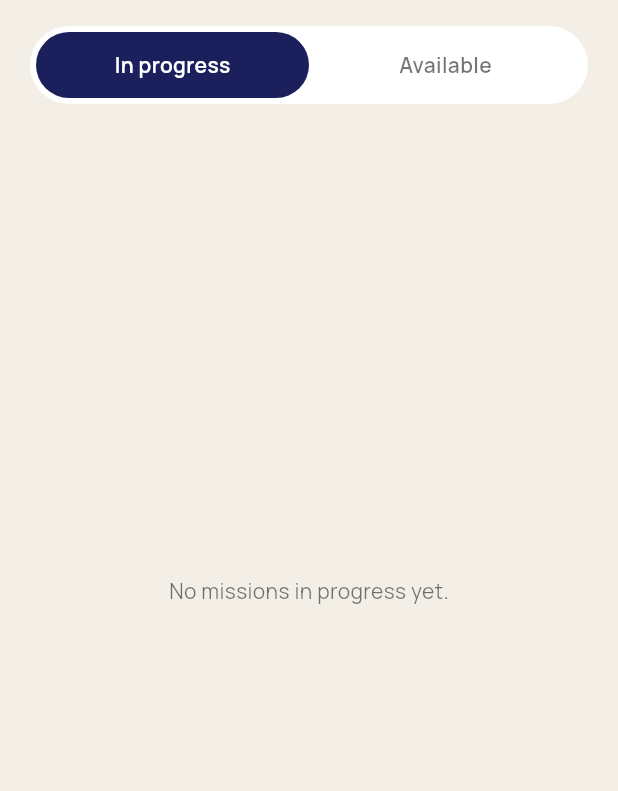
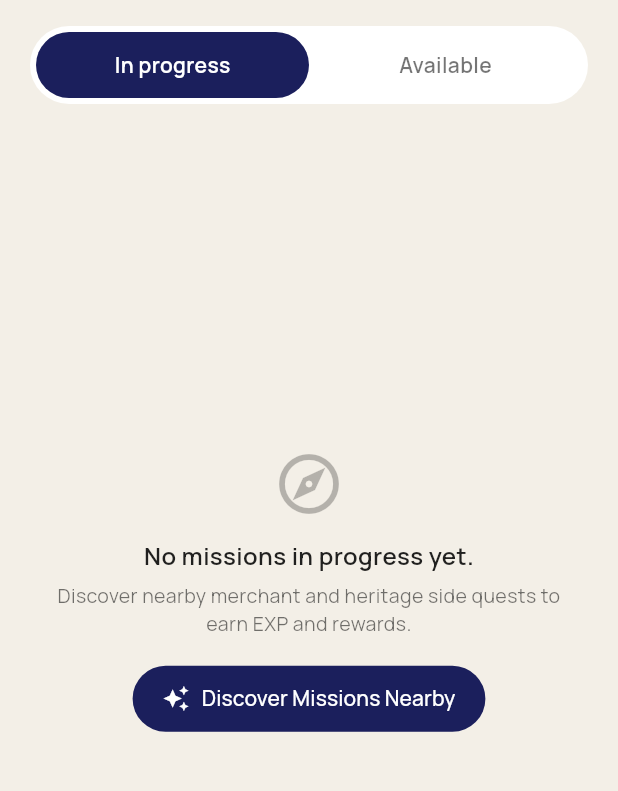
Before and after one commit to zdklin1005/collab, a Flutter app: the MissionListScreen screen opened directly with empty values, on a phone screen of 412 x 824 dp, the part 181-972 px from its top. Run offline on Flutter 3.47's test engine with Material 3 defaults, Android fonts, the phone set to English and light mode, and no system bars; our stand-ins replace cloud_firestore, firebase_auth, firebase_core, flutter_compass, flutter_map, flutter_svg and 7 more; missing offline and left inert: google_mlkit_image_labeling, google_mlkit_text_recognition; accounts and stored records are empty.

Commit message:
ensure mission page linkage and dynamic live count from firestore

```diff
--- a/lib/screens/mission_list_screen.dart
+++ b/lib/screens/mission_list_screen.dart
@@ -1,5 +1,6 @@
 import 'package:flutter/material.dart';
 import 'package:image_picker/image_picker.dart';
+import '../services/device_location_service.dart';
 import '../services/mission_service.dart';
 
 /// "My Missions — Explore & earn" screen.
@@ -13,13 +14,6 @@ import '../services/mission_service.dart';
 ///   it shows an empty state with a "Refresh nearby area" button that
 ///   calls [MissionService.generateDailyMissions] and any new missions
 ///   then appear under "In progress".
-///
-/// ASSUMPTION: this screen expects the tourist's current position to be
-/// passed in from wherever location already flows in the app (likely the
-/// Interactive Map module / a shared location provider) — it does not
-/// fetch GPS itself. If there's already a shared bottom navigation shell
-/// in `tourist_screens.dart`, use `body:` from this widget directly
-/// instead of the whole `Scaffold` (see [MissionListView] below).
 class MissionListScreen extends StatefulWidget {
   const MissionListScreen({
     super.key,
@@ -37,6 +31,29 @@ class MissionListScreen extends StatefulWidget {
 }
 
 class _MissionListScreenState extends State<MissionListScreen> {
+  late double _lat;
+  late double _lng;
+
+  @override
+  void initState() {
+    super.initState();
+    _lat = widget.currentLat;
+    _lng = widget.currentLng;
+    _refreshLocation();
+  }
+
+  Future<void> _refreshLocation() async {
+    try {
+      final pos = await DeviceLocationService.instance.getCurrentPosition();
+      if (mounted) {
+        setState(() {
+          _lat = pos.latitude;
+          _lng = pos.longitude;
+        });
+      }
+    } catch (_) {}
+  }
+
   @override
   Widget build(BuildContext context) {
     final canPop = Navigator.canPop(context);
@@ -60,8 +77,8 @@ class _MissionListScreenState extends State<MissionListScreen> {
       body: SafeArea(
         child: MissionListView(
           uid: widget.uid,
-          currentLat: widget.currentLat,
-          currentLng: widget.currentLng,
+          currentLat: _lat,
+          currentLng: _lng,
         ),
       ),
     );
@@ -230,6 +247,7 @@ class _MissionListViewState extends State<MissionListView> {
             currentLat: widget.currentLat,
             currentLng: widget.currentLng,
             onCompletePressed: _completing ? null : _completeCheckpoint,
+            onDiscoverPressed: _refreshNearbyArea,
           )
               : _AvailableEmptyState(
             refreshing: _refreshing,
@@ -298,12 +316,14 @@ class _InProgressList extends StatelessWidget {
     required this.currentLat,
     required this.currentLng,
     required this.onCompletePressed,
+    this.onDiscoverPressed,
   });
 
   final String uid;
   final double currentLat;
   final double currentLng;
   final ValueChanged<Mission>? onCompletePressed;
+  final VoidCallback? onDiscoverPressed;
 
   @override
   Widget build(BuildContext context) {
@@ -319,10 +339,53 @@ class _InProgressList extends StatelessWidget {
             .toList();
 
         if (missions.isEmpty) {
-          return const Center(
-            child: Text(
-              'No missions in progress yet.',
-              style: TextStyle(color: Colors.black54),
+          return Center(
+            child: Padding(
+              padding: const EdgeInsets.symmetric(horizontal: 32),
+              child: Column(
+                mainAxisSize: MainAxisSize.min,
+                children: [
+                  const Icon(
+                    Icons.explore_outlined,
+                    size: 48,
+                    color: Colors.black26,
+                  ),
+                  const SizedBox(height: 12),
+                  const Text(
+                    'No missions in progress yet.',
+                    style: TextStyle(
+                      color: Colors.black87,
+                      fontSize: 16,
+                      fontWeight: FontWeight.w600,
+                    ),
+                  ),
+                  const SizedBox(height: 6),
+                  const Text(
+                    'Discover nearby merchant and heritage side quests to earn EXP and rewards.',
+                    textAlign: TextAlign.center,
+                    style: TextStyle(color: Colors.black54, fontSize: 13),
+                  ),
+                  if (onDiscoverPressed != null) ...[
+                    const SizedBox(height: 16),
+                    FilledButton.icon(
+                      onPressed: onDiscoverPressed,
+                      icon: const Icon(Icons.auto_awesome, size: 18),
+                      label: const Text('Discover Missions Nearby'),
+                      style: FilledButton.styleFrom(
+                        backgroundColor: const Color(0xFF1B1F5C),
+                        foregroundColor: Colors.white,
+                        padding: const EdgeInsets.symmetric(
+                          horizontal: 20,
+                          vertical: 12,
+                        ),
+                        shape: RoundedRectangleBorder(
+                          borderRadius: BorderRadius.circular(24),
+                        ),
+                      ),
+                    ),
+                  ],
+                ],
+              ),
             ),
           );
         }
```
Also changed, not shown: lib/services/mission_service.dart (+49 -11 lines), 1 other file.
